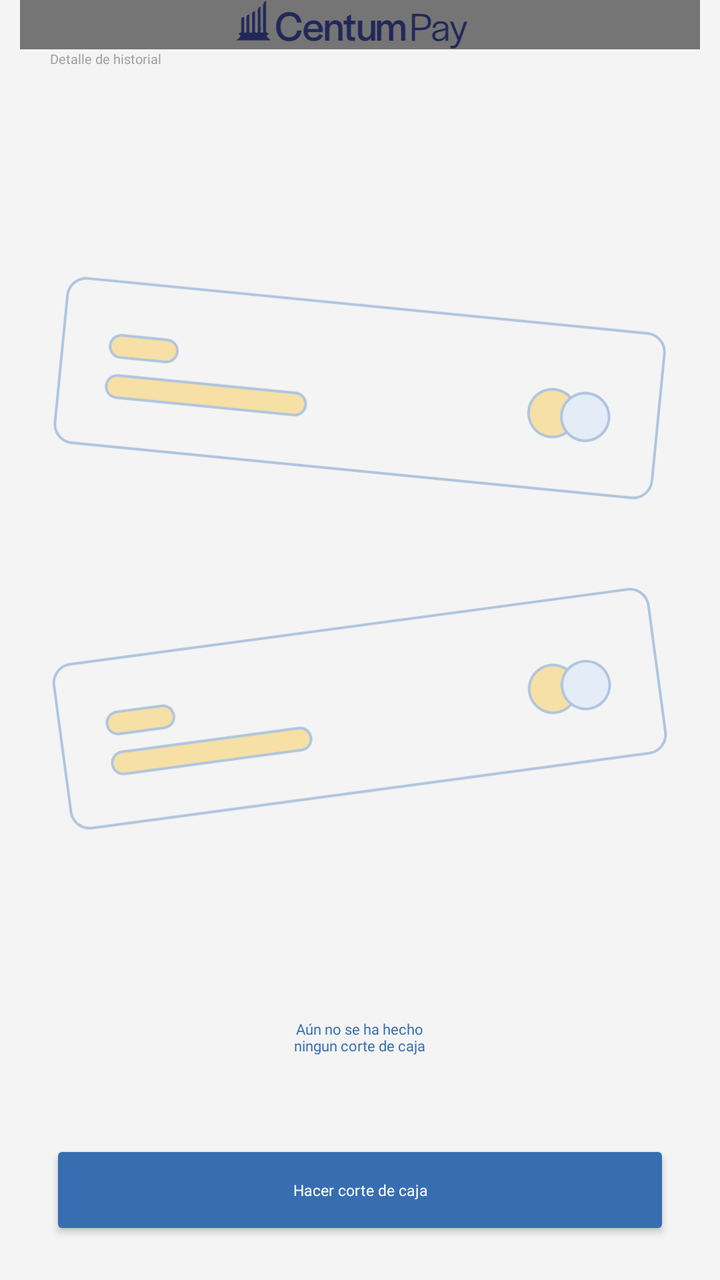
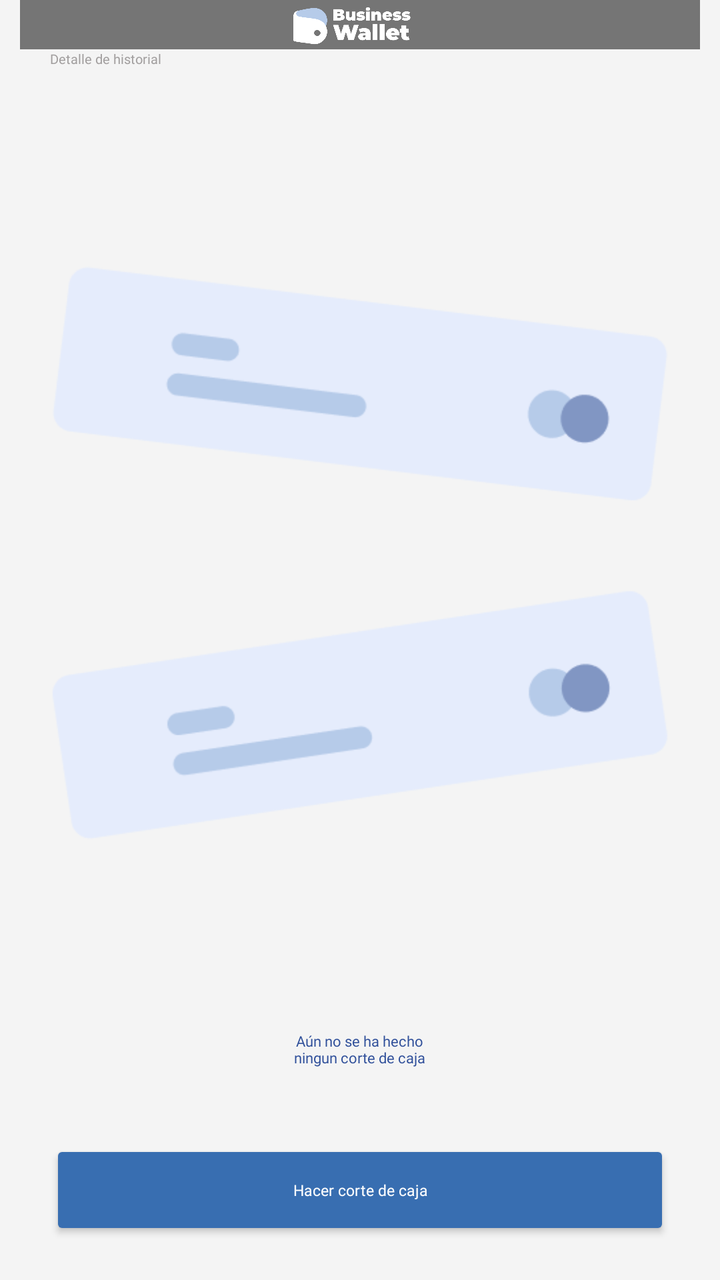

Two renders of the same Android screen: before a commit and after it. Below are the layout's source before the change and the commit's diff.
<!-- AndroidManifest.xml: application theme AppThemeDown -->
<!-- res/layout/wmx_historial_cortecaja.xml -->
<?xml version="1.0" encoding="utf-8"?>
<LinearLayout xmlns:android="http://schemas.android.com/apk/res/android"
    xmlns:app="http://schemas.android.com/apk/res-auto"
    xmlns:tools="http://schemas.android.com/tools"
    android:layout_width="match_parent"
    android:layout_height="match_parent"
    android:background="@color/ep_fondo"
    android:orientation="vertical"
    android:paddingLeft="10dp"
    android:paddingRight="10dp">

    <include layout="@layout/toolbar_layout" />

    <LinearLayout
        android:layout_width="match_parent"
        android:layout_height="wrap_content"
        android:layout_weight="1"
        android:gravity="center_horizontal"
        android:orientation="vertical"
        android:paddingLeft="15dp"
        android:paddingRight="15dp">

        <TextView
            android:id="@+id/textView13"
            android:layout_width="match_parent"
            android:layout_height="wrap_content"
            android:layout_marginBottom="25px"
            android:fontFamily="@font/dm_sans"
            android:gravity="left"
            android:text="Detalle de historial"
            android:textColor="#A19E9E"
            android:textSize="20px" />

        <androidx.recyclerview.widget.RecyclerView
            android:id="@+id/historial_cortecaja_List"
            android:layout_width="match_parent"
            android:layout_height="match_parent"
            android:visibility="gone">

        </androidx.recyclerview.widget.RecyclerView>

        <LinearLayout
            android:id="@+id/layout_cortecaja_empty"
            android:layout_width="match_parent"
            android:layout_height="match_parent"
            android:orientation="horizontal"
            android:visibility="visible">

            <LinearLayout
                android:id="@+id/lyt_empty_container"
                android:layout_width="match_parent"
                android:layout_height="wrap_content"
                android:layout_gravity="center"
                android:layout_weight="1"
                android:orientation="vertical">

                <ImageView
                    android:id="@+id/imageView6"
                    android:layout_width="match_parent"
                    android:layout_height="wrap_content"
                    android:layout_gravity="center"
                    app:srcCompat="@drawable/cortecaja_empty_icon" />

                <TextView
                    android:id="@+id/txt_cortecaja_empty"
                    android:layout_width="269dp"
                    android:layout_height="wrap_content"
                    android:layout_gravity="center"
                    android:layout_marginTop="20dp"
                    android:fontFamily="@font/dm_sans_bold"
                    android:text="Aún no se ha hecho\nningun corte de caja"
                    android:textAlignment="center"
                    android:textColor="@color/ep_set_monto"
                    android:textSize="22px" />
            </LinearLayout>

        </LinearLayout>
    </LinearLayout>

    <LinearLayout
        android:layout_width="match_parent"
        android:layout_height="wrap_content"
        android:orientation="horizontal"
        android:paddingLeft="15dp"
        android:paddingTop="20dp"
        android:paddingRight="15dp"
        android:paddingBottom="20dp"
        android:visibility="visible">

        <Button
            android:id="@+id/btn_hacercortecaja"
            android:layout_width="match_parent"
            android:layout_height="match_parent"
            android:layout_weight="1"
            android:backgroundTint="@color/ep_btn_continuar_fondo"
            android:fontFamily="@font/dm_sans_bold"
            android:minHeight="50dip"
            android:text="Hacer corte de caja"
            android:textAllCaps="false"
            android:textColor="#fff"
            android:textSize="23px" />
    </LinearLayout>


</LinearLayout>
<!-- res/layout/toolbar_layout.xml (included above) -->
<androidx.appcompat.widget.Toolbar xmlns:android="http://schemas.android.com/apk/res/android"
    xmlns:app="http://schemas.android.com/apk/res-auto"
    android:id="@+id/toolbar"
    android:layout_width="match_parent"
    android:layout_height="74px"
    android:background="?attr/colorPrimaryDark"
    android:minHeight="@dimen/abc_action_bar_default_height_material"
    android:visibility="visible"
    app:contentInsetEnd="0dp"
    app:contentInsetStart="0dp"
    app:popupTheme="@style/ThemeOverlay.AppCompat.Light"
    app:theme="@style/ThemeOverlay.AppCompat.Dark.ActionBar">


    <TextView
        android:id="@+id/txt_toolbar_title"
        android:layout_width="wrap_content"
        android:layout_height="wrap_content"
        android:layout_gravity="center"
        android:ellipsize="middle"
        android:fontFamily="@font/dm_sans_medium"
        android:singleLine="true"
        android:textColor="#121212"
        android:textSize="22px"
        android:visibility="gone" />

    <ImageView
        android:id="@+id/img_invisible_margin"
        android:layout_width="?android:attr/actionBarSize"
        android:layout_height="48dp"
        android:visibility="invisible" />

    <LinearLayout
        android:id="@+id/toolbar_logo_container"
        android:layout_width="match_parent"
        android:layout_height="match_parent"
        android:layout_gravity="center"
        android:layout_marginRight="?android:attr/actionBarSize"
        android:paddingRight="24px"
        android:gravity="center"
        >

        <ImageView
            android:id="@+id/toolbar_logo"
            android:layout_width="wrap_content"
            android:layout_height="match_parent"
            android:layout_gravity="center"
            android:src="@drawable/logo_centumpay_menu"
            />
    </LinearLayout>


    <LinearLayout
        android:id="@+id/toolbar_btn_calendar"
        android:layout_width="51px"
        android:layout_height="51px"
        android:layout_gravity="right"
        android:background="@drawable/rounded_corner"
        android:backgroundTint="#fff"
        android:gravity="center"
        android:layout_marginRight="35px"
        android:padding="10px"
        android:visibility="gone">

        <ImageView
            android:id="@+id/iv_calendar"
            android:layout_width="wrap_content"
            android:layout_height="wrap_content"
            android:src="@drawable/efevoo_i_grupo_37" />
    </LinearLayout>

</androidx.appcompat.widget.Toolbar>
<!-- resources referenced by this layout -->
<resources>
  <color name="ep_btn_continuar_fondo">#386EB1</color>#
  <color name="ep_fondo">#F4F4F4</color>
  <color name="ep_set_monto">#386EB1</color>
  <!-- drawable cortecaja_empty_icon: vector/xml drawable (drawable, 7775 chars, omitted) -->
  <!-- drawable efevoo_i_grupo_37 (drawable) -->
  <vector xmlns:android="http://schemas.android.com/apk/res/android"
      android:width="54dp"
      android:height="56dp"
      android:viewportWidth="54"
      android:viewportHeight="56">
    <path
        android:pathData="M18,29.5C18,30.881 16.881,32 15.5,32C14.119,32 13,30.881 13,29.5C13,28.119 14.119,27 15.5,27C16.881,27 18,28.119 18,29.5ZM18,41.5C18,42.881 16.881,44 15.5,44C14.119,44 13,42.881 13,41.5C13,40.119 14.119,39 15.5,39C16.881,39 18,40.119 18,41.5ZM26.5,32C27.881,32 29,30.881 29,29.5C29,28.119 27.881,27 26.5,27C25.119,27 24,28.119 24,29.5C24,30.881 25.119,32 26.5,32ZM29,41.5C29,42.881 27.881,44 26.5,44C25.119,44 24,42.881 24,41.5C24,40.119 25.119,39 26.5,39C27.881,39 29,40.119 29,41.5ZM38.5,32C39.881,32 41,30.881 41,29.5C41,28.119 39.881,27 38.5,27C37.119,27 36,28.119 36,29.5C36,30.881 37.119,32 38.5,32ZM41,41.5C41,42.881 39.881,44 38.5,44C37.119,44 36,42.881 36,41.5C36,40.119 37.119,39 38.5,39C39.881,39 41,40.119 41,41.5Z"
        android:fillColor="#212859"
        android:fillType="evenOdd"/>
    <path
        android:pathData="M3,20V45C3,47.122 3.843,49.157 5.343,50.657C6.843,52.157 8.878,53 11,53H43C45.122,53 47.157,52.157 48.657,50.657C50.157,49.157 51,47.122 51,45V20H3ZM0,8V17V20V45C0,47.917 1.159,50.715 3.222,52.778C5.285,54.841 8.083,56 11,56H43C45.917,56 48.715,54.841 50.778,52.778C52.841,50.715 54,47.917 54,45V20V17V8C54,6.143 53.263,4.363 51.95,3.05C50.637,1.737 48.856,1 47,1H7C5.143,1 3.363,1.737 2.05,3.05C0.737,4.363 0,6.143 0,8Z"
        android:fillColor="#386EB1"
        android:fillType="evenOdd"/>
    <path
        android:pathData="M16.5,0C17.881,0 19,1.119 19,2.5V6.5C19,7.881 17.881,9 16.5,9C15.119,9 14,7.881 14,6.5V2.5C14,1.119 15.119,0 16.5,0ZM36.5,0C37.881,0 39,1.119 39,2.5V6.5C39,7.881 37.881,9 36.5,9C35.119,9 34,7.881 34,6.5V2.5C34,1.119 35.119,0 36.5,0Z"
        android:fillColor="#212859"
        android:fillType="evenOdd"/>
  </vector>
  <!-- drawable logo_centumpay_menu: vector/xml drawable (drawable, 5722 chars, omitted) -->
  <!-- drawable rounded_corner (drawable) -->
  <?xml version="1.0" encoding="utf-8"?>
  <shape xmlns:android="http://schemas.android.com/apk/res/android"
      android:shape="rectangle" >
  
      <corners
          android:radius="15px"/>
  
      <solid android:color="#386EB1" />
  
      <padding
          android:bottom="0dp"
          android:left="0dp"
          android:right="0dp"
          android:top="0dp" />
  
  </shape>
  <style name="MyTheme.ActionBar.TabBar" parent="android:style/Widget.Holo.Light.ActionBar.TabBar">
          
          <item name="android:background">@color/eb_col_7</item>
      </style>
  <style name="CustomOptionsMenu" parent="Widget.AppCompat.PopupMenu.Overflow">
          <item name="android:popupBackground">@color/eb_col_12</item>
      </style>
  <style name="PopupMenu" parent="@style/Widget.AppCompat.Light.PopupMenu">
          <item name="android:popupBackground">@color/eb_col_14</item>
      </style>
  <style name="OverFlow" parent="@android:style/Widget.Holo.ActionButton.Overflow">
          <item name="android:src">@drawable/action_bar_more</item>
      </style>
  <style name="MyMenuTextAppearance" parent="@style/TextAppearance.AppCompat.Widget.ActionBar.Menu">
          <item name="android:textAllCaps">false</item>
      </style>
  <color name="action_bar">@color/eb_col_4</color>
  <style name="TitleTextStyle">
          <item name="android:textSize">18.0sp</item>
          <item name="android:textColor">@color/eb_col_7</item>
      </style>
  <color name="eb_col_7">#ffffff</color>
  <color name="eb_col_12">#f8f8f8</color>
  <color name="eb_col_14">#00A1DE</color>
  <color name="segment_line">@color/eb_col_12</color>
  <color name="eb_col_4">#004C90</color>
  <!-- unchanged entries left out for length: 8 -->
</resources>

<!-- the commit's change to res/layout/wmx_historial_cortecaja.xml (unified diff, before → after) -->
@@ -59,7 +59,7 @@
                     android:layout_width="match_parent"
                     android:layout_height="wrap_content"
                     android:layout_gravity="center"
-                    app:srcCompat="@drawable/cortecaja_empty_icon" />
+                    app:srcCompat="@drawable/cortecaja_empty_icon_png" />
 
                 <TextView
                     android:id="@+id/txt_cortecaja_empty"
@@ -151,7 +151,7 @@
             android:layout_width="wrap_content"
             android:layout_height="match_parent"
             android:layout_gravity="center"
-            android:src="@drawable/logo_centumpay_menu"
+            android:src="@drawable/white_logo"
             />
     </LinearLayout>
 
<!-- resource entries referenced after the edit -->
@@ -2,8 +2,8 @@
 <resources>
   <color name="ep_btn_continuar_fondo">#386EB1</color>#
   <color name="ep_fondo">#F4F4F4</color>
-  <color name="ep_set_monto">#386EB1</color>
-  <!-- drawable cortecaja_empty_icon: vector/xml drawable (drawable, 7775 chars, omitted) -->
+  <color name="ep_set_monto">#2F4F9A</color>
+  <!-- drawable cortecaja_empty_icon_png: png bitmap (drawable, 10830 bytes) -->
   <!-- drawable efevoo_i_grupo_37 (drawable) -->
   <vector xmlns:android="http://schemas.android.com/apk/res/android"
       android:width="54dp"
@@ -16,14 +16,13 @@
         android:fillType="evenOdd"/>
     <path
         android:pathData="M3,20V45C3,47.122 3.843,49.157 5.343,50.657C6.843,52.157 8.878,53 11,53H43C45.122,53 47.157,52.157 48.657,50.657C50.157,49.157 51,47.122 51,45V20H3ZM0,8V17V20V45C0,47.917 1.159,50.715 3.222,52.778C5.285,54.841 8.083,56 11,56H43C45.917,56 48.715,54.841 50.778,52.778C52.841,50.715 54,47.917 54,45V20V17V8C54,6.143 53.263,4.363 51.95,3.05C50.637,1.737 48.856,1 47,1H7C5.143,1 3.363,1.737 2.05,3.05C0.737,4.363 0,6.143 0,8Z"
-        android:fillColor="#386EB1"
+        android:fillColor="#212859"
         android:fillType="evenOdd"/>
     <path
         android:pathData="M16.5,0C17.881,0 19,1.119 19,2.5V6.5C19,7.881 17.881,9 16.5,9C15.119,9 14,7.881 14,6.5V2.5C14,1.119 15.119,0 16.5,0ZM36.5,0C37.881,0 39,1.119 39,2.5V6.5C39,7.881 37.881,9 36.5,9C35.119,9 34,7.881 34,6.5V2.5C34,1.119 35.119,0 36.5,0Z"
-        android:fillColor="#212859"
+        android:fillColor="#B6CBE9"
         android:fillType="evenOdd"/>
   </vector>
-  <!-- drawable logo_centumpay_menu: vector/xml drawable (drawable, 5722 chars, omitted) -->
   <!-- drawable rounded_corner (drawable) -->
   <?xml version="1.0" encoding="utf-8"?>
   <shape xmlns:android="http://schemas.android.com/apk/res/android"
@@ -32,7 +31,7 @@
       <corners
           android:radius="15px"/>
   
-      <solid android:color="#386EB1" />
+      <solid android:color="#2F4F9A" />
   
       <padding
           android:bottom="0dp"
@@ -41,6 +40,7 @@
           android:top="0dp" />
   
   </shape>
+  <!-- drawable white_logo: png bitmap (drawable, 14745 bytes) -->
   <style name="MyTheme.ActionBar.TabBar" parent="android:style/Widget.Holo.Light.ActionBar.TabBar">
           
           <item name="android:background">@color/eb_col_7</item>
